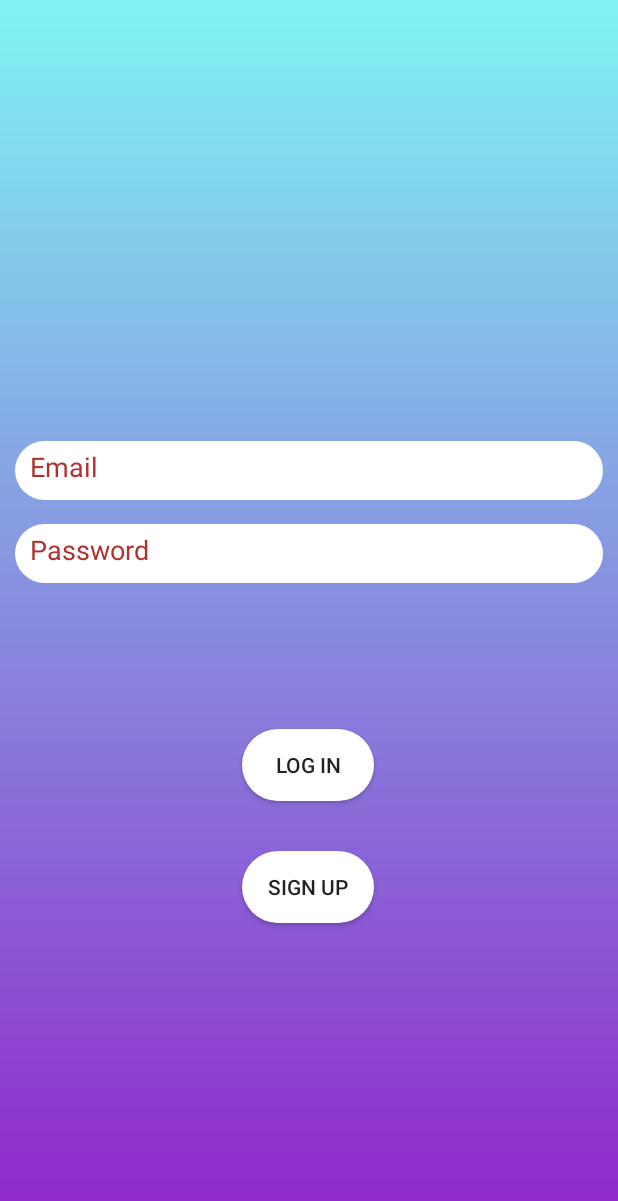
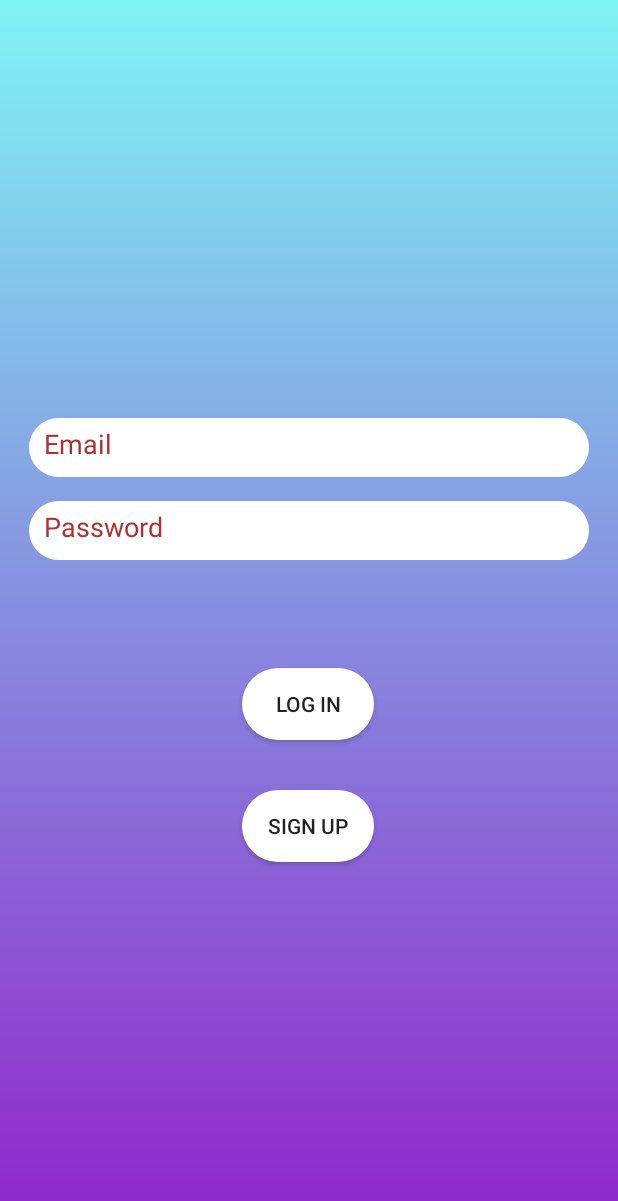
Before and after one commit to AMANSUTHAR19HMH/Chat_App, an Android app: the screen it shows after launch (login), on a phone screen of 412 x 824 dp. Shown: the top 1201 px of the screen. Run offline under Robolectric (Android 15) with nearby library versions, the phone set to English and light mode, and no system bars; our stand-ins replace Firebase (no records; nobody signed in at launch, a user with empty details on screens opened directly).

Commit message:
little changes

```diff
--- a/app/src/main/res/layout/activity_login.xml
+++ b/app/src/main/res/layout/activity_login.xml
@@ -1,11 +1,11 @@
 <?xml version="1.0" encoding="utf-8"?>
-<androidx.constraintlayout.widget.ConstraintLayout xmlns:android="http://schemas.android.com/apk/res/android"
-    xmlns:app="http://schemas.android.com/apk/res-auto"
+<RelativeLayout xmlns:android="http://schemas.android.com/apk/res/android"
     xmlns:tools="http://schemas.android.com/tools"
     android:id="@+id/main"
     android:layout_width="match_parent"
     android:layout_height="match_parent"
     android:background="@drawable/gradient"
+    android:gravity="center"
     tools:context=".login">
 
     <EditText
@@ -14,61 +14,48 @@
         android:layout_width="392dp"
         android:layout_height="39dp"
         android:layout_marginStart="19dp"
-        android:layout_marginTop="294dp"
+        android:layout_marginTop="170dp"
         android:layout_marginEnd="19dp"
         android:background="@drawable/login"
         android:hint="Email"
         android:inputType="textEmailAddress"
         android:padding="10dp"
-        android:textColorHint="#AF3030"
-        app:layout_constraintEnd_toEndOf="parent"
-        app:layout_constraintStart_toStartOf="parent"
-        app:layout_constraintTop_toTopOf="parent" />
+        android:textColorHint="#AF3030" />
 
     <EditText
         android:id="@+id/edtPassword"
         android:layout_width="392dp"
         android:layout_height="39dp"
+        android:layout_below="@+id/edtEmail"
+        android:layout_marginStart="19dp"
         android:layout_marginTop="16dp"
+        android:layout_marginEnd="19dp"
         android:background="@drawable/login"
         android:hint="Password"
         android:padding="10dp"
-        android:textColorHint="#AF3030"
-        app:layout_constraintEnd_toEndOf="parent"
-        app:layout_constraintStart_toStartOf="parent"
-        app:layout_constraintTop_toBottomOf="@+id/edtEmail" />
+        android:textColorHint="#AF3030" />
 
     <Button
         android:id="@+id/btnLogin"
         android:layout_width="wrap_content"
         android:layout_height="wrap_content"
+        android:layout_below="@+id/edtPassword"
         android:layout_marginStart="161dp"
         android:layout_marginTop="72dp"
         android:layout_marginEnd="162dp"
         android:background="@drawable/login"
-        android:text="Log In"
-        app:layout_constraintBottom_toBottomOf="parent"
-        app:layout_constraintEnd_toEndOf="parent"
-        app:layout_constraintHorizontal_bias="0.0"
-        app:layout_constraintStart_toStartOf="parent"
-        app:layout_constraintTop_toBottomOf="@+id/edtPassword"
-        app:layout_constraintVertical_bias="0.08" />
+        android:text="Log In" />
 
     <Button
         android:id="@+id/btnSignUp"
         android:layout_width="wrap_content"
         android:layout_height="wrap_content"
+        android:layout_below="@+id/btnLogin"
         android:layout_marginStart="161dp"
         android:layout_marginTop="33dp"
         android:layout_marginEnd="162dp"
         android:layout_marginBottom="140dp"
         android:background="@drawable/login"
-        android:text="Sign Up"
-        app:layout_constraintBottom_toBottomOf="parent"
-        app:layout_constraintEnd_toEndOf="parent"
-        app:layout_constraintHorizontal_bias="0.0"
-        app:layout_constraintStart_toStartOf="parent"
-        app:layout_constraintTop_toBottomOf="@+id/btnLogin"
-        app:layout_constraintVertical_bias="0.0" />
+        android:text="Sign Up" />
 
-</androidx.constraintlayout.widget.ConstraintLayout>
+</RelativeLayout>
```
Also changed, not shown: app/src/main/AndroidManifest.xml (+6 -2 lines), app/src/main/res/layout/activity_chat.xml (+12 -13 lines).
